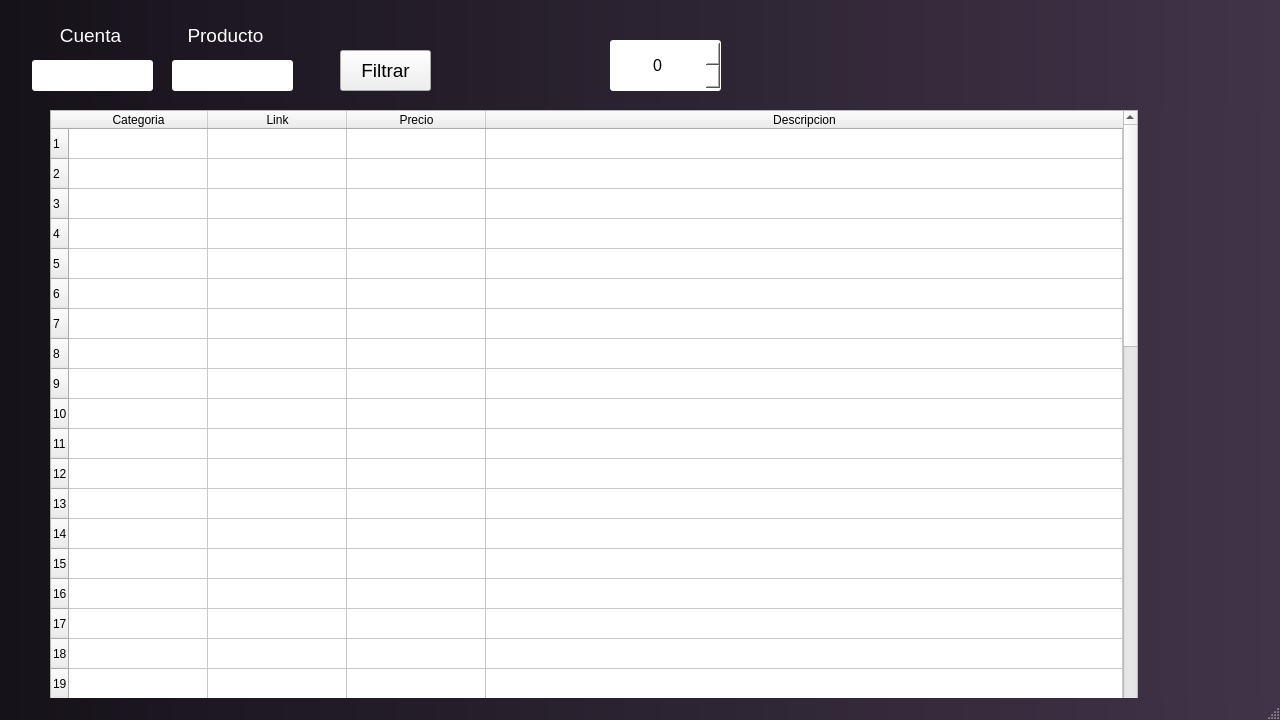
Chrisglock/contabilitystate, file scrapper_ventana.ui: the form before one commit.
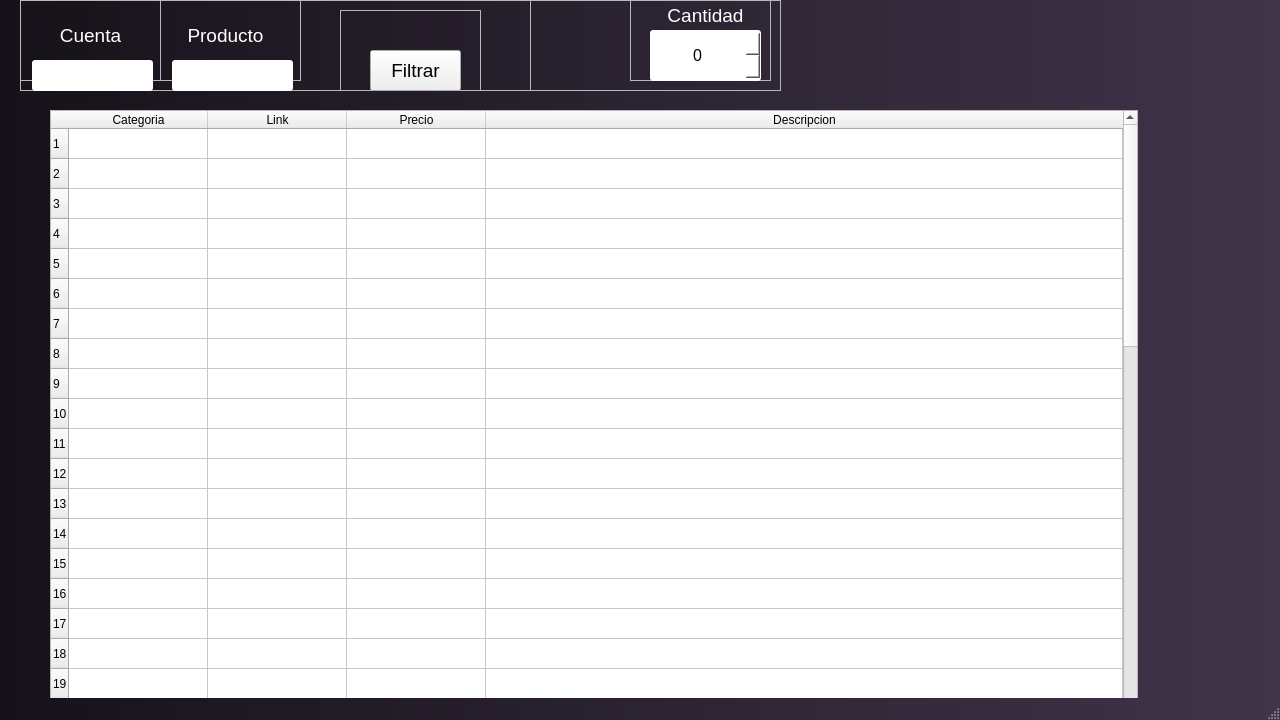
The form after the commit.

```diff
--- a/scrapper_ventana.ui
+++ b/scrapper_ventana.ui
@@ -219,34 +219,6 @@
 border-radius:3px;</string>
     </property>
    </widget>
-   <widget class="QPushButton" name="filtrar">
-    <property name="geometry">
-     <rect>
-      <x>340</x>
-      <y>50</y>
-      <width>91</width>
-      <height>41</height>
-     </rect>
-    </property>
-    <property name="font">
-     <font>
-      <pointsize>14</pointsize>
-     </font>
-    </property>
-    <property name="styleSheet">
-     <string notr="true">border-radius:3px;
-color:white;
-background:#27b880;
-
-hover {
-background:#5ab893;
-
-}</string>
-    </property>
-    <property name="text">
-     <string>Filtrar</string>
-    </property>
-   </widget>
    <widget class="QLabel" name="label">
     <property name="geometry">
      <rect>
@@ -300,42 +272,6 @@
      <set>Qt::AlignCenter</set>
     </property>
    </widget>
-   <widget class="QSpinBox" name="ndatos">
-    <property name="enabled">
-     <bool>false</bool>
-    </property>
-    <property name="geometry">
-     <rect>
-      <x>610</x>
-      <y>40</y>
-      <width>111</width>
-      <height>51</height>
-     </rect>
-    </property>
-    <property name="font">
-     <font>
-      <pointsize>12</pointsize>
-     </font>
-    </property>
-    <property name="mouseTracking">
-     <bool>false</bool>
-    </property>
-    <property name="styleSheet">
-     <string notr="true">color:black;
-border-radius:3px;
-border-color:white;
-background:white;</string>
-    </property>
-    <property name="alignment">
-     <set>Qt::AlignCenter</set>
-    </property>
-    <property name="maximum">
-     <number>50</number>
-    </property>
-    <property name="value">
-     <number>0</number>
-    </property>
-   </widget>
    <widget class="QLabel" name="cargagif">
     <property name="enabled">
      <bool>true</bool>
@@ -356,6 +292,205 @@
      <string/>
     </property>
    </widget>
+   <widget class="QFrame" name="frame">
+    <property name="geometry">
+     <rect>
+      <x>20</x>
+      <y>0</y>
+      <width>761</width>
+      <height>91</height>
+     </rect>
+    </property>
+    <property name="frameShape">
+     <enum>QFrame::StyledPanel</enum>
+    </property>
+    <property name="frameShadow">
+     <enum>QFrame::Raised</enum>
+    </property>
+    <widget class="QFrame" name="frame_2">
+     <property name="geometry">
+      <rect>
+       <x>0</x>
+       <y>0</y>
+       <width>141</width>
+       <height>81</height>
+      </rect>
+     </property>
+     <property name="frameShape">
+      <enum>QFrame::StyledPanel</enum>
+     </property>
+     <property name="frameShadow">
+      <enum>QFrame::Raised</enum>
+     </property>
+    </widget>
+    <widget class="QFrame" name="frame_3">
+     <property name="geometry">
+      <rect>
+       <x>140</x>
+       <y>0</y>
+       <width>141</width>
+       <height>81</height>
+      </rect>
+     </property>
+     <property name="frameShape">
+      <enum>QFrame::StyledPanel</enum>
+     </property>
+     <property name="frameShadow">
+      <enum>QFrame::Raised</enum>
+     </property>
+    </widget>
+    <widget class="QFrame" name="frame_5">
+     <property name="geometry">
+      <rect>
+       <x>510</x>
+       <y>0</y>
+       <width>251</width>
+       <height>91</height>
+      </rect>
+     </property>
+     <property name="frameShape">
+      <enum>QFrame::StyledPanel</enum>
+     </property>
+     <property name="frameShadow">
+      <enum>QFrame::Raised</enum>
+     </property>
+     <widget class="QFrame" name="frame_6">
+      <property name="geometry">
+       <rect>
+        <x>100</x>
+        <y>0</y>
+        <width>141</width>
+        <height>81</height>
+       </rect>
+      </property>
+      <property name="frameShape">
+       <enum>QFrame::StyledPanel</enum>
+      </property>
+      <property name="frameShadow">
+       <enum>QFrame::Raised</enum>
+      </property>
+      <widget class="QSpinBox" name="ndatos">
+       <property name="enabled">
+        <bool>true</bool>
+       </property>
+       <property name="geometry">
+        <rect>
+         <x>20</x>
+         <y>30</y>
+         <width>111</width>
+         <height>51</height>
+        </rect>
+       </property>
+       <property name="font">
+        <font>
+         <pointsize>12</pointsize>
+        </font>
+       </property>
+       <property name="mouseTracking">
+        <bool>false</bool>
+       </property>
+       <property name="styleSheet">
+        <string notr="true">color:black;
+border-radius:3px;
+border-color:white;
+background:white;</string>
+       </property>
+       <property name="alignment">
+        <set>Qt::AlignCenter</set>
+       </property>
+       <property name="maximum">
+        <number>50</number>
+       </property>
+       <property name="value">
+        <number>0</number>
+       </property>
+      </widget>
+      <widget class="QLabel" name="label_3">
+       <property name="geometry">
+        <rect>
+         <x>20</x>
+         <y>0</y>
+         <width>111</width>
+         <height>31</height>
+        </rect>
+       </property>
+       <property name="font">
+        <font>
+         <pointsize>14</pointsize>
+        </font>
+       </property>
+       <property name="styleSheet">
+        <string notr="true">color:white;
+</string>
+       </property>
+       <property name="text">
+        <string>Cantidad</string>
+       </property>
+       <property name="textFormat">
+        <enum>Qt::AutoText</enum>
+       </property>
+       <property name="alignment">
+        <set>Qt::AlignCenter</set>
+       </property>
+      </widget>
+     </widget>
+    </widget>
+    <widget class="QFrame" name="frame_4">
+     <property name="geometry">
+      <rect>
+       <x>320</x>
+       <y>10</y>
+       <width>141</width>
+       <height>81</height>
+      </rect>
+     </property>
+     <property name="frameShape">
+      <enum>QFrame::StyledPanel</enum>
+     </property>
+     <property name="frameShadow">
+      <enum>QFrame::Raised</enum>
+     </property>
+     <widget class="QPushButton" name="filtrar">
+      <property name="geometry">
+       <rect>
+        <x>30</x>
+        <y>40</y>
+        <width>91</width>
+        <height>41</height>
+       </rect>
+      </property>
+      <property name="font">
+       <font>
+        <pointsize>14</pointsize>
+       </font>
+      </property>
+      <property name="styleSheet">
+       <string notr="true">border-radius:3px;
+color:white;
+background:#27b880;
+
+hover {
+background:#5ab893;
+
+}</string>
+      </property>
+      <property name="text">
+       <string>Filtrar</string>
+      </property>
+     </widget>
+    </widget>
+    <zorder>frame_5</zorder>
+    <zorder>frame_2</zorder>
+    <zorder>frame_3</zorder>
+    <zorder>frame_4</zorder>
+   </widget>
+   <zorder>label_2</zorder>
+   <zorder>frame</zorder>
+   <zorder>table</zorder>
+   <zorder>lcuenta</zorder>
+   <zorder>lproducto</zorder>
+   <zorder>label</zorder>
+   <zorder>cargagif</zorder>
   </widget>
   <widget class="QMenuBar" name="menubar">
    <property name="geometry">
```
